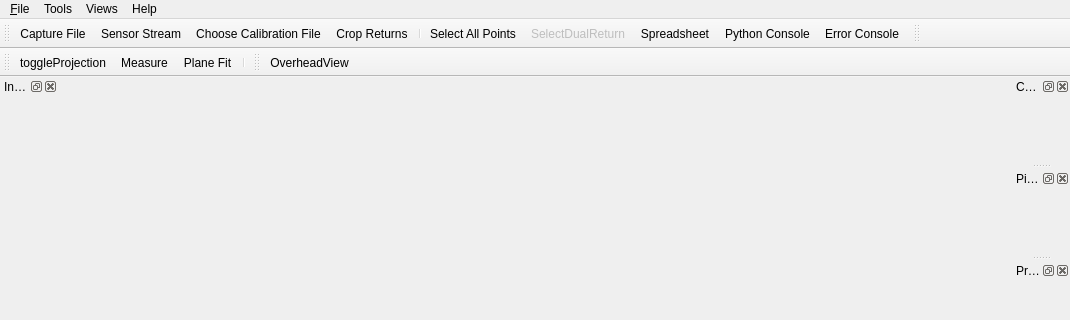
Qt form vvMainWindow.ui (Kitware/VeloView) before a commit; both pictures show x 0 to 1070 and y 0 to 320 of the 1070 by 645 pixel window.
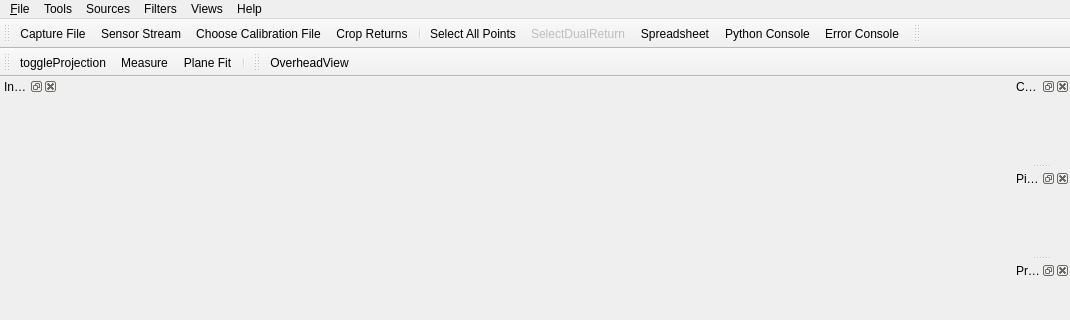
The same form after that commit. Icons and pictures are not drawn. Custom widgets are drawn as their Qt base class.

Commit message: Remove the DEV_MODE_UI option from cmake and make it accessible from the GUI

```diff
--- a/vvMainWindow.ui
+++ b/vvMainWindow.ui
@@ -148,8 +148,20 @@
      <string>Views</string>
     </property>
    </widget>
+   <widget class="QMenu" name="menuFilters">
+    <property name="title">
+     <string>Filters</string>
+    </property>
+   </widget>
+   <widget class="QMenu" name="menuSources">
+    <property name="title">
+     <string>Sources</string>
+    </property>
+   </widget>
    <addaction name="menu_File"/>
    <addaction name="menuTools"/>
+   <addaction name="menuSources"/>
+   <addaction name="menuFilters"/>
    <addaction name="menuViews"/>
    <addaction name="menuHelp"/>
   </widget>
```
Left out of the diff: 12 changed lines with no effect on the pictures. The commit also changes 4 other files.
